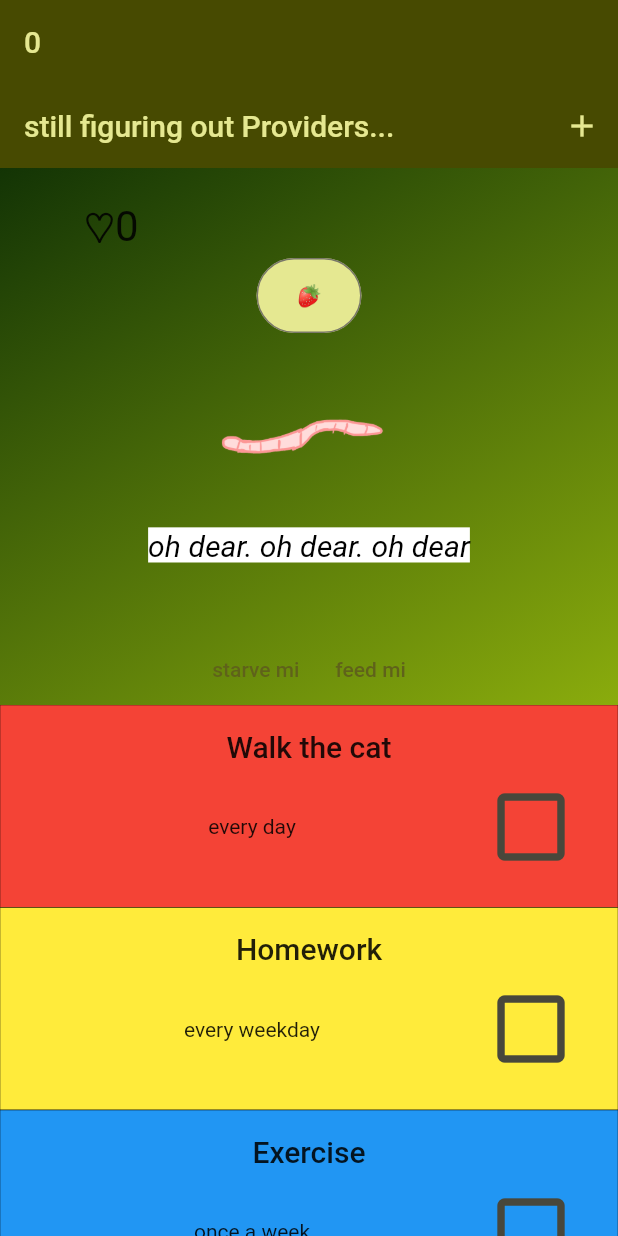
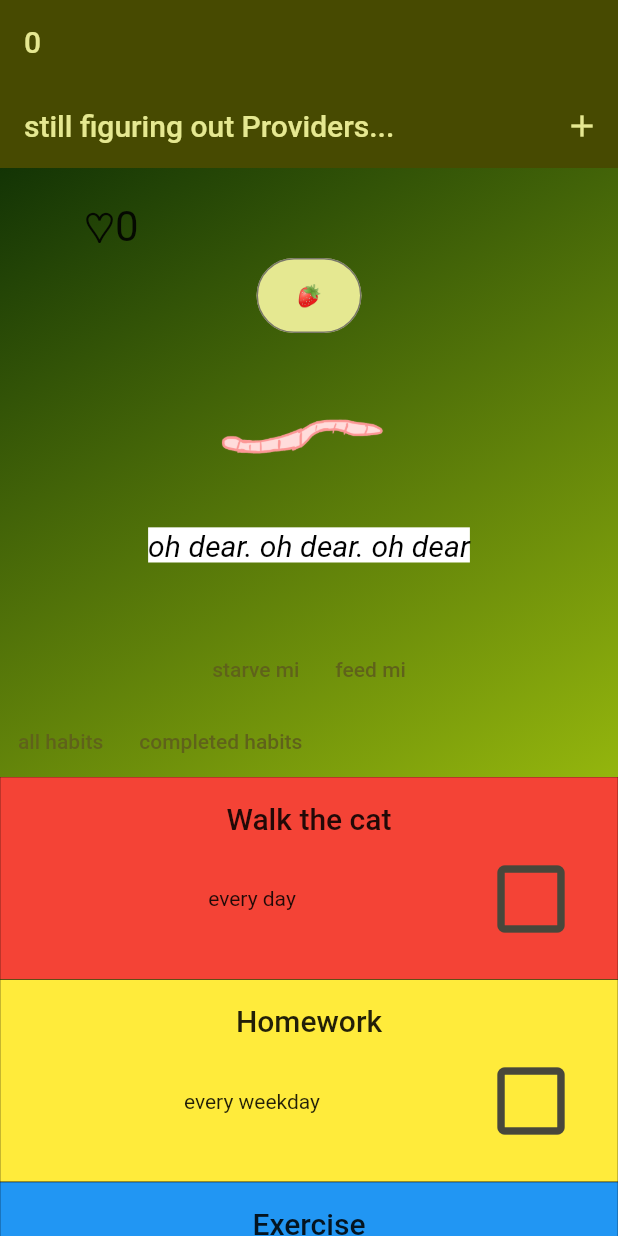
Before and after one commit to abbymachines/habit_vpet, a Flutter app: the screen it shows after launch, on a phone screen of 412 x 824 dp. Run offline on Flutter 3.47's test engine with Material 2 defaults, Android fonts, the phone set to English and light mode, and no system bars; our stand-ins replace flutter_riverpod, riverpod_annotation.

Commit message:
remove unused imports

```diff
--- a/lib/habit_vpet.dart
+++ b/lib/habit_vpet.dart
@@ -1,17 +1,13 @@
 import 'package:flutter/material.dart';
 import 'package:flutter_riverpod/flutter_riverpod.dart';
-import 'package:habit_vpet/main.dart';
 
 import 'package:habit_vpet/pet_status_message.dart';
-import 'package:habit_vpet/widgets/heart_bar/heart_bar.dart';
+import 'package:habit_vpet/providers/completed_habits_provider.dart';
 import 'package:habit_vpet/models/habit.dart';
 import 'package:habit_vpet/widgets/habit_list/habit_list.dart';
 import 'package:habit_vpet/widgets/new_habit.dart';
 
-import 'package:habit_vpet/widgets/pet/frame_changer.dart';
 import 'package:habit_vpet/data/dummy_data.dart';
-import 'package:habit_vpet/widgets/state/health.dart';
-import 'package:flutter_riverpod/flutter_riverpod.dart';
 
 import 'package:habit_vpet/widgets/pet/pet.dart';
 import 'package:habit_vpet/providers/health_provider.dart';
@@ -51,7 +47,6 @@ class _HabitVpetState extends ConsumerState<HabitVpet> {
 
   void _toggleHabitCompletion(Habit habit) {
     print('not exactly how i want to build it');
-    // ref.read(healthProvider.notifier).incrementHealth(health);
   }
 
   void _removeHabit(Habit habit) {
@@ -139,13 +134,31 @@ class _HabitVpetState extends ConsumerState<HabitVpet> {
                     onPressed: () {
                       ref.read(healthProvider.notifier).decrementHealth(health);
                     },
-                    child: Text('starve mi')),
+                    child: const Text('starve mi')),
                 TextButton(
                   onPressed: () {
                     ref.read(healthProvider.notifier).incrementHealth(health);
                   },
-                  child: Text('feed mi'),
+                  child: const Text('feed mi'),
                 ),
+              ],
+            ),
+            Row(
+              children: [
+                TextButton(
+                    onPressed: () {
+                      print(
+                        ref.watch(habitsProvider),
+                      );
+                    },
+                    child: const Text('all habits')),
+                TextButton(
+                    onPressed: () {
+                      print(
+                        ref.watch(completedHabitsProvider),
+                      );
+                    },
+                    child: const Text('completed habits')),
               ],
             ),
             Expanded(
```
Also changed, not shown: lib/providers/completed_habits_provider.dart (added, +19 -0 lines).
